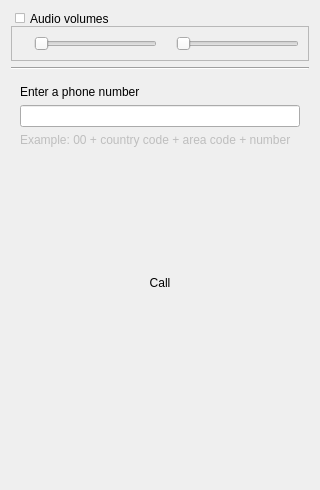
Old version of the form src/tools/customwidgets/calldialog_base.ui in the repository AlekSi/Jabbin.
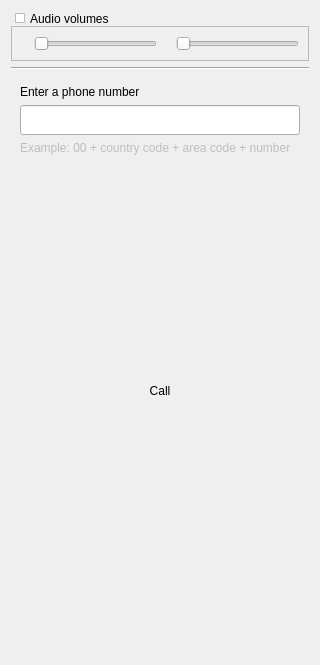
New version of the form. The open tabs and pages were chosen to show the change. Icons and pictures are not drawn. Custom widgets are drawn as their Qt base class.

Commit message: Main window sizing fixes.

```diff
--- a/src/tools/customwidgets/calldialog_base.ui
+++ b/src/tools/customwidgets/calldialog_base.ui
@@ -7,7 +7,7 @@
     <x>0</x>
     <y>0</y>
     <width>320</width>
-    <height>483</height>
+    <height>665</height>
    </rect>
   </property>
   <property name="windowTitle" >
@@ -138,7 +138,14 @@
         </widget>
        </item>
        <item>
-        <widget class="CustomWidgets::AdvancedLineEdit" name="editPhoneNumber" />
+        <widget class="CustomWidgets::AdvancedLineEdit" name="editPhoneNumber" >
+         <property name="minimumSize" >
+          <size>
+           <width>0</width>
+           <height>30</height>
+          </size>
+         </property>
+        </widget>
        </item>
        <item>
         <widget class="QLabel" name="labelPhoneNumberSample" >
@@ -169,8 +176,8 @@
           <widget class="CustomWidgets::Dialpad" name="dialpad" >
            <property name="minimumSize" >
             <size>
-             <width>100</width>
-             <height>100</height>
+             <width>150</width>
+             <height>200</height>
             </size>
            </property>
           </widget>
```
Left out of the diff: 15 changed lines with no effect on the pictures. The commit also changes 4 other files.
